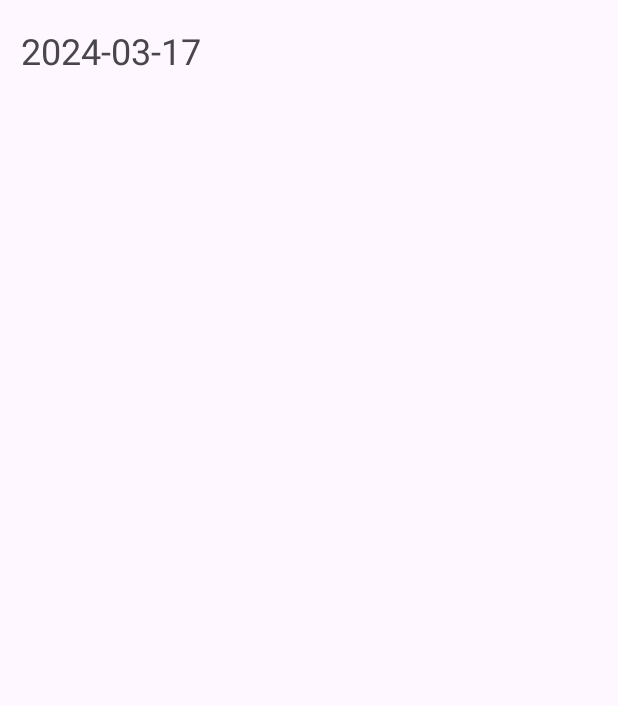
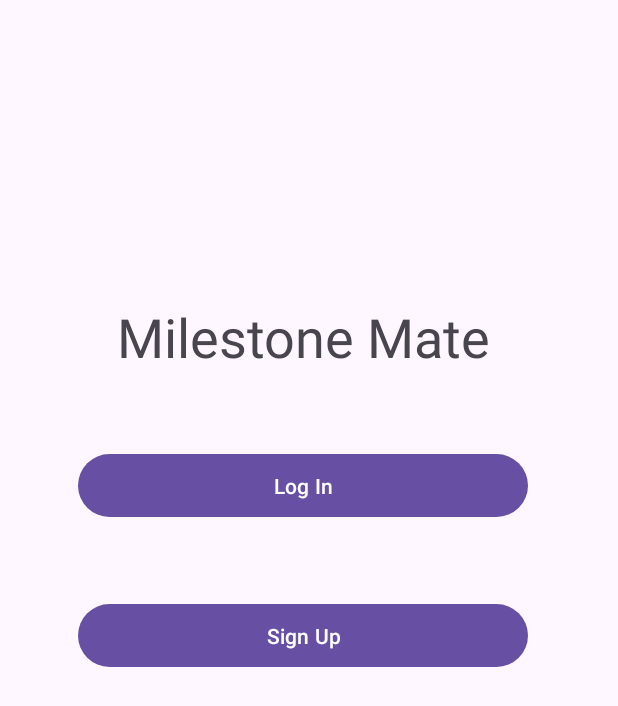
Before and after one commit to Archer001201/IAT359_FinalProject, an Android app: the screen it shows after launch (MainActivity before the commit, StartPageActivity after it), on a phone screen of 412 x 824 dp. Before the commit the part shown is almost empty. Shown: the top 706 px of the screen. Run offline under Robolectric (Android 15) with nearby library versions, the phone set to English and light mode, and no system bars.

Commit message:
database, user table, login, signup

```diff
--- a/MilestoneMate/app/src/main/AndroidManifest.xml
+++ b/MilestoneMate/app/src/main/AndroidManifest.xml
@@ -21,6 +21,9 @@
                 <category android:name="android.intent.category.LAUNCHER" />
             </intent-filter>
         </activity>
+        <activity android:name="com.example.milestonemate.StartPageActivity" />
+        <activity android:name="com.example.milestonemate.SignupActivity" />
+        <activity android:name="com.example.milestonemate.LoginActivity" />
     </application>
 
 </manifest>
--- /dev/null
+++ b/MilestoneMate/app/src/main/java/com/example/milestonemate/DatabaseHelper.java
@@ -0,0 +1,49 @@
+package com.example.milestonemate;
+
+import android.content.Context;
+import android.database.SQLException;
+import android.database.sqlite.SQLiteDatabase;
+import android.database.sqlite.SQLiteOpenHelper;
+import android.widget.Toast;
+
+import androidx.constraintlayout.widget.Constraints;
+
+public class DatabaseHelper extends SQLiteOpenHelper {
+    private final Context context;
+
+    private static final String CREATE_USER_TABLE =
+            "CREATE TABLE " +
+                    Constants.USER_TABLE + " (" +
+                    Constants.UID + " INTEGER PRIMARY KEY AUTOINCREMENT, " +
+                    Constants.USERNAME + " TEXT, " +
+                    Constants.Email + " TEXT, " +
+                    Constants.PASSWORD + " TEXT);" ;
+
+    private static final String DROP_USER_TABLE = "DROP TABLE IF EXISTS " + Constants.USER_TABLE;
+
+    public DatabaseHelper(Context context){
+        super(context, Constants.DATABASE_NAME, null, Constants.DATABASE_VERSION);
+        this.context = context;
+    }
+
+    @Override
+    public void onCreate(SQLiteDatabase db) {
+        try {
+            db.execSQL(CREATE_USER_TABLE);
+            Toast.makeText(context, "onCreate() called", Toast.LENGTH_LONG).show();
+        } catch (SQLException e) {
+            Toast.makeText(context, "exception onCreate() db", Toast.LENGTH_LONG).show();
+        }
+    }
+
+    @Override
+    public void onUpgrade(SQLiteDatabase db, int oldVersion, int newVersion) {
+        try {
+            db.execSQL(DROP_USER_TABLE);
+            onCreate(db);
+            Toast.makeText(context, "onUpgrade called", Toast.LENGTH_LONG).show();
+        } catch (SQLException e) {
+            Toast.makeText(context, "exception onUpgrade() db", Toast.LENGTH_LONG).show();
+        }
+    }
+}
--- a/MilestoneMate/app/src/main/java/com/example/milestonemate/MainActivity.java
+++ b/MilestoneMate/app/src/main/java/com/example/milestonemate/MainActivity.java
@@ -2,7 +2,10 @@ package com.example.milestonemate;
 
 import androidx.appcompat.app.AppCompatActivity;
 
+import android.content.Intent;
+import android.content.SharedPreferences;
 import android.os.Bundle;
+import android.util.Log;
 import android.widget.TextView;
 
 import java.text.SimpleDateFormat;
@@ -10,16 +13,33 @@ import java.util.Date;
 import java.util.Locale;
 
 public class MainActivity extends AppCompatActivity {
+    MyDatabase db;
 
     @Override
     protected void onCreate(Bundle savedInstanceState) {
         super.onCreate(savedInstanceState);
         setContentView(R.layout.activity_main);
 
+        db = new MyDatabase(this);
+
+        //Get user's login state
+        SharedPreferences sharedPreferences = getSharedPreferences("UserPrefs", MODE_PRIVATE);
+        boolean isLoggedIn = sharedPreferences.getBoolean("isLoggedIn", false);
+
+        if (!isLoggedIn) {
+            Intent intent = new Intent(this, StartPageActivity.class);
+            startActivity(intent);
+            finish();
+        }
+
+        //Display current date
         TextView dateTextView = findViewById(R.id.dateText);
         SimpleDateFormat dateFormat = new SimpleDateFormat("yyyy-MM-dd", Locale.getDefault());
         String currentDate = dateFormat.format(new Date());
         dateTextView.setText(currentDate);
 
+        TextView welcomeTextView = findViewById(R.id.welcomeText);
+        String username = sharedPreferences.getString("username", "username");
+        welcomeTextView.setText(getString(R.string.welcome_text, username));
     }
 }
--- /dev/null
+++ b/MilestoneMate/app/src/main/java/com/example/milestonemate/StartPageActivity.java
@@ -0,0 +1,28 @@
+package com.example.milestonemate;
+
+import android.content.Intent;
+import android.os.Bundle;
+
+import androidx.annotation.Nullable;
+import androidx.appcompat.app.AppCompatActivity;
+
+public class StartPageActivity extends AppCompatActivity {
+    @Override
+    protected void onCreate(@Nullable Bundle savedInstanceState) {
+        super.onCreate(savedInstanceState);
+
+        setContentView(R.layout.activity_start_page);
+
+        //go to login page
+        findViewById(R.id.enterLoginButton).setOnClickListener(view -> {
+            Intent intent = new Intent(StartPageActivity.this, LoginActivity.class);
+            startActivity(intent);
+        });
+
+        //go to signup page
+        findViewById(R.id.enterSignupButton).setOnClickListener(view -> {
+            Intent intent = new Intent(StartPageActivity.this, SignupActivity.class);
+            startActivity(intent);
+        });
+    }
+}
--- /dev/null
+++ b/MilestoneMate/app/src/main/res/layout/activity_start_page.xml
@@ -0,0 +1,38 @@
+<?xml version="1.0" encoding="utf-8"?>
+<androidx.constraintlayout.widget.ConstraintLayout xmlns:android="http://schemas.android.com/apk/res/android"
+    xmlns:tools="http://schemas.android.com/tools"
+    android:layout_width="match_parent"
+    android:layout_height="match_parent"
+    xmlns:app="http://schemas.android.com/apk/res-auto">
+
+    <TextView
+        android:id="@+id/title"
+        android:layout_width="300dp"
+        android:layout_height="wrap_content"
+        android:layout_marginStart="52dp"
+        android:layout_marginTop="200dp"
+        android:text="@string/title"
+        android:textAlignment="center"
+        android:textSize="36sp"
+        app:layout_constraintStart_toStartOf="parent"
+        app:layout_constraintTop_toTopOf="parent"
+        tools:ignore="MissingConstraints" />
+
+    <Button
+        android:id="@+id/enterLoginButton"
+        android:layout_width="300dp"
+        android:layout_height="50dp"
+        android:text="@string/log_in_text"
+        app:layout_constraintStart_toStartOf="@id/title"
+        app:layout_constraintTop_toBottomOf="@id/title"
+        android:layout_marginTop="50dp"/>
+
+    <Button
+        android:id="@+id/enterSignupButton"
+        android:layout_width="300dp"
+        android:layout_height="50dp"
+        android:text="@string/sign_up_text"
+        app:layout_constraintStart_toStartOf="@+id/enterLoginButton"
+        app:layout_constraintTop_toBottomOf="@id/enterLoginButton"
+        android:layout_marginTop="50dp"/>
+</androidx.constraintlayout.widget.ConstraintLayout>
--- a/MilestoneMate/app/src/main/res/values/strings.xml
+++ b/MilestoneMate/app/src/main/res/values/strings.xml
@@ -1,3 +1,15 @@
 <resources>
     <string name="app_name">Milestone Mate</string>
+    <string name="user_name_text">User Name</string>
+    <string name="user_name"> </string>
+    <string name="log_in_text">Log In</string>
+    <string name="email_text">Email</string>
+    <string name="email"> </string>
+    <string name="password_text">Password</string>
+    <string name="password"> </string>
+    <string name="confirm_button">Confirm</string>
+    <string name="sign_up_text">Sign Up</string>
+    <string name="password_text_2">Confirm Password</string>
+    <string name="title">Milestone Mate</string>
+    <string name="welcome_text">Welcome, %1$s!</string>
 </resources>
```
Also changed, not shown: MilestoneMate/app/src/main/java/com/example/milestonemate/Constants.java (added, +12 -0 lines), MilestoneMate/app/src/main/java/com/example/milestonemate/LoginActivity.java (added, +67 -0 lines), MilestoneMate/app/src/main/java/com/example/milestonemate/MyDatabase.java (added, +78 -0 lines), MilestoneMate/app/src/main/java/com/example/milestonemate/SignupActivity.java (added, +60 -0 lines), MilestoneMate/app/src/main/res/layout/activity_login.xml (added, +72 -0 lines), MilestoneMate/app/src/main/res/layout/activity_main.xml (+15 -2 lines), MilestoneMate/app/src/main/res/layout/activity_signup.xml (added, +114 -0 lines).
